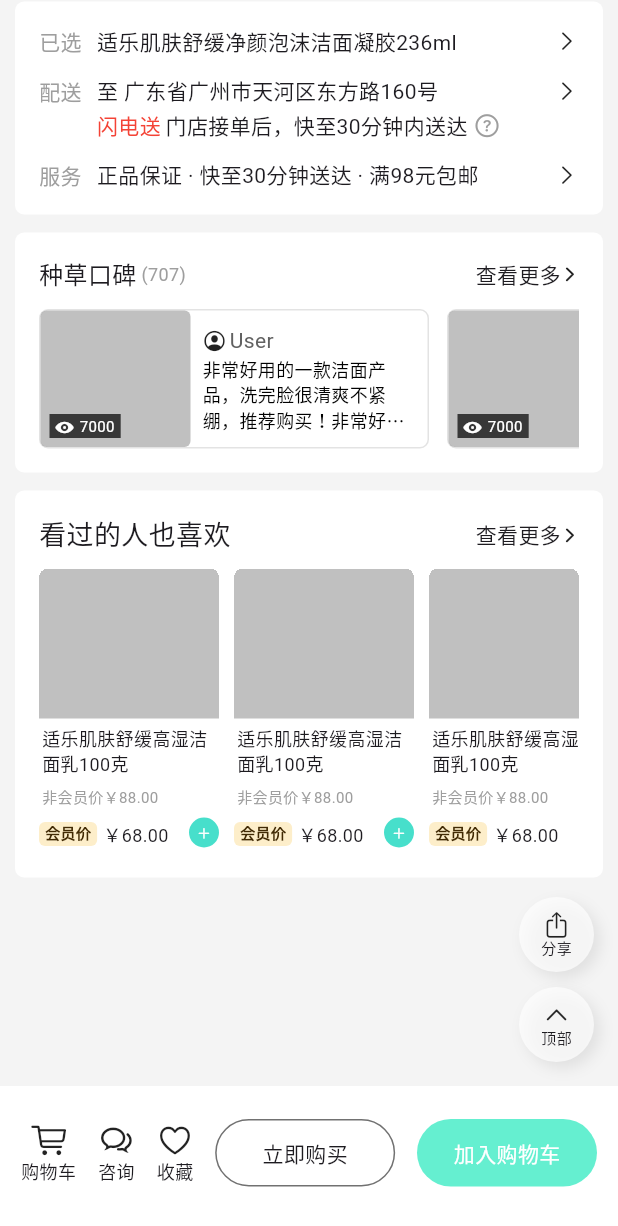
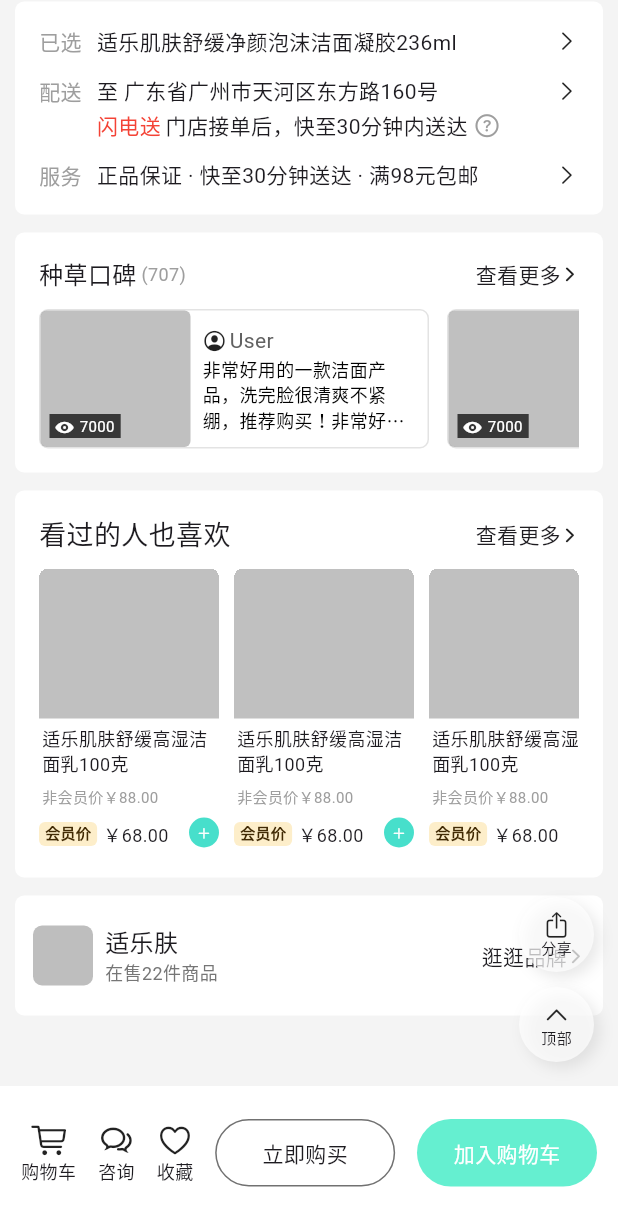
Before and after one commit to eatureide/flutter_study, a Flutter app: the Detail screen opened by its route, scrolled down 576 dp, on a phone screen of 412 x 824 dp. Shown: the top 1226 px of the screen. Run offline on Flutter 3.47's test engine with Material 3 defaults, Android fonts, the phone set to English and light mode, and no system bars.

```diff
--- a/lib/detail/index.dart
+++ b/lib/detail/index.dart
@@ -775,6 +775,60 @@ class _Detail extends State<Detail> {
     );
   }
 
+  brand() {
+    return Container(
+      margin: EdgeInsets.only(top: 12),
+      padding: EdgeInsets.fromLTRB(12, 0, 12, 0),
+      height: 80,
+      decoration: BoxDecoration(
+        color: Colors.white,
+        borderRadius: BorderRadius.circular(6),
+      ),
+      child: Row(
+        mainAxisAlignment: MainAxisAlignment.spaceBetween,
+        children: [
+          Row(
+            children: [
+              Container(
+                width: 40,
+                height: 40,
+                margin: EdgeInsets.only(right: 8),
+                decoration: BoxDecoration(
+                  color: Color.fromARGB(255, 190, 190, 190),
+                  borderRadius: BorderRadius.circular(6),
+                ),
+              ),
+              Column(
+                mainAxisAlignment: MainAxisAlignment.center,
+                crossAxisAlignment: CrossAxisAlignment.start,
+                children: [
+                  Text('适乐肤', style: TextStyle(fontSize: 16)),
+                  Text(
+                    '在售22件商品',
+                    style: TextStyle(
+                      fontSize: 12,
+                      color: const Color.fromARGB(255, 118, 118, 118),
+                    ),
+                  ),
+                ],
+              ),
+            ],
+          ),
+          Row(
+            children: [
+              Text('逛逛品牌', style: TextStyle(fontSize: 14)),
+              Icon(
+                CupertinoIcons.chevron_right,
+                size: 12,
+                fontWeight: FontWeight.bold,
+              ),
+            ],
+          ),
+        ],
+      ),
+    );
+  }
+
   @override
   Widget build(BuildContext context) {
     return Scaffold(
@@ -796,10 +850,11 @@ class _Detail extends State<Detail> {
                   locationService(),
                   comment(),
                   recommend(),
+                  brand(),
                   Container(
                     margin: EdgeInsets.only(top: 12),
                     color: Color.fromARGB(0, 172, 26, 26),
-                    height: 500,
+                    height: 200,
                   ),
                 ],
               ),
--- a/lib/main.dart
+++ b/lib/main.dart
@@ -1,6 +1,7 @@
 import 'package:flutter/material.dart';
 import 'home_page/index.dart';
 import 'detail/index.dart';
+
 
 void main() {
   runApp(const MyApp());
@@ -20,7 +21,10 @@ class _MyApp extends State<MyApp> {
       title: 'Flutter Demo',
       theme: ThemeData(primarySwatch: Colors.blue),
       initialRoute: '/',
-      routes: {'/': (context) => HomePage(), '/detail': (context) => Detail()},
+      routes: {
+        '/': (context) => HomePage(),
+        '/detail': (context) => Detail()
+      },
     );
   }
 }
```
Also changed, not shown: lib/cart/index.dart (added, +150 -0 lines), lib/home_page/index.dart (+7 -1 lines), lib/nav.dart (+6 -4 lines).
